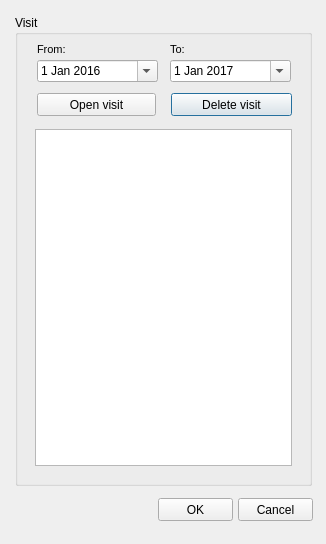
This is ui/visit_management.ui in Giswater/giswater_qgis_plugin as Qt 5 draws it before an edit. The edited form follows.
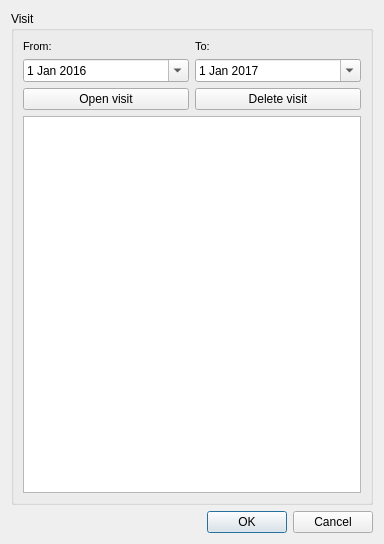
This is the edited form.

Commit message: GUI reorganization to be flexible and using standatd Dialog buttons

What changed in the file:
```diff
--- a/ui/visit_management.ui
+++ b/ui/visit_management.ui
@@ -6,80 +6,26 @@
    <rect>
     <x>0</x>
     <y>0</y>
-    <width>326</width>
+    <width>384</width>
     <height>544</height>
    </rect>
   </property>
   <property name="windowTitle">
    <string>Dialog</string>
   </property>
+  <layout class="QVBoxLayout" name="verticalLayout_4">
+   <item>
   <widget class="QGroupBox" name="groupBox">
-   <property name="geometry">
-    <rect>
-     <x>15</x>
-     <y>15</y>
-     <width>297</width>
-     <height>471</height>
-    </rect>
-   </property>
    <property name="title">
     <string>Visit</string>
    </property>
-   <widget class="QTableView" name="tbl_visit">
-    <property name="geometry">
-     <rect>
-      <x>20</x>
-      <y>114</y>
-      <width>257</width>
-      <height>337</height>
-     </rect>
-    </property>
-    <property name="sortingEnabled">
-     <bool>true</bool>
-    </property>
-   </widget>
-   <widget class="QPushButton" name="btn_delete">
-    <property name="geometry">
-     <rect>
-      <x>156</x>
-      <y>78</y>
-      <width>121</width>
-      <height>23</height>
-     </rect>
-    </property>
-    <property name="text">
-     <string>Delete visit</string>
-    </property>
-   </widget>
-   <widget class="QDateEdit" name="date_event_to">
-    <property name="geometry">
-     <rect>
-      <x>155</x>
-      <y>45</y>
-      <width>121</width>
-      <height>22</height>
-     </rect>
-    </property>
-    <property name="date">
-     <date>
-      <year>2017</year>
-      <month>1</month>
-      <day>1</day>
-     </date>
-    </property>
-    <property name="calendarPopup">
-     <bool>true</bool>
-    </property>
-   </widget>
+     <layout class="QVBoxLayout" name="verticalLayout_3">
+      <item>
+       <layout class="QHBoxLayout" name="horizontalLayout">
+        <item>
+         <layout class="QVBoxLayout" name="verticalLayout">
+          <item>
    <widget class="QLabel" name="label_data_event_from">
-    <property name="geometry">
-     <rect>
-      <x>22</x>
-      <y>23</y>
-      <width>90</width>
-      <height>22</height>
-     </rect>
-    </property>
     <property name="font">
      <font>
       <pointsize>8</pointsize>
@@ -107,15 +53,27 @@
      <number>3</number>
     </property>
    </widget>
+          </item>
+          <item>
+           <widget class="QDateEdit" name="date_event_from">
+            <property name="calendarPopup">
+             <bool>true</bool>
+            </property>
+            <property name="date">
+             <date>
+              <year>2016</year>
+              <month>1</month>
+              <day>1</day>
+             </date>
+            </property>
+           </widget>
+          </item>
+         </layout>
+        </item>
+        <item>
+         <layout class="QVBoxLayout" name="verticalLayout_2">
+          <item>
    <widget class="QLabel" name="label_data_event_to">
-    <property name="geometry">
-     <rect>
-      <x>155</x>
-      <y>23</y>
-      <width>31</width>
-      <height>22</height>
-     </rect>
-    </property>
     <property name="font">
      <font>
       <pointsize>8</pointsize>
@@ -140,66 +98,61 @@
      <number>3</number>
     </property>
    </widget>
-   <widget class="QDateEdit" name="date_event_from">
-    <property name="geometry">
-     <rect>
-      <x>22</x>
-      <y>45</y>
-      <width>121</width>
-      <height>22</height>
-     </rect>
+          </item>
+          <item>
+           <widget class="QDateEdit" name="date_event_to">
+            <property name="calendarPopup">
+             <bool>true</bool>
     </property>
     <property name="date">
      <date>
-      <year>2016</year>
+              <year>2017</year>
       <month>1</month>
       <day>1</day>
      </date>
     </property>
-    <property name="calendarPopup">
-     <bool>true</bool>
-    </property>
-   </widget>
+           </widget>
+          </item>
+         </layout>
+        </item>
+       </layout>
+      </item>
+      <item>
+       <layout class="QHBoxLayout" name="horizontalLayout_2">
+        <item>
    <widget class="QPushButton" name="btn_open">
-    <property name="geometry">
-     <rect>
-      <x>22</x>
-      <y>78</y>
-      <width>119</width>
-      <height>23</height>
-     </rect>
-    </property>
     <property name="text">
      <string>Open visit</string>
     </property>
    </widget>
-  </widget>
-  <widget class="QPushButton" name="btn_cancel">
-   <property name="geometry">
-    <rect>
-     <x>238</x>
-     <y>498</y>
-     <width>75</width>
-     <height>23</height>
-    </rect>
-   </property>
+        </item>
+        <item>
+         <widget class="QPushButton" name="btn_delete">
    <property name="text">
-    <string>Cancel</string>
-   </property>
-  </widget>
-  <widget class="QPushButton" name="btn_accept">
-   <property name="geometry">
-    <rect>
-     <x>158</x>
-     <y>498</y>
-     <width>75</width>
-     <height>23</height>
-    </rect>
-   </property>
-   <property name="text">
-    <string>OK</string>
-   </property>
-  </widget>
+           <string>Delete visit</string>
+          </property>
+         </widget>
+        </item>
+       </layout>
+      </item>
+      <item>
+       <widget class="QTableView" name="tbl_visit">
+        <property name="sortingEnabled">
+         <bool>true</bool>
+        </property>
+       </widget>
+      </item>
+     </layout>
+    </widget>
+   </item>
+   <item>
+    <widget class="QDialogButtonBox" name="btn_box">
+     <property name="standardButtons">
+      <set>QDialogButtonBox::Cancel|QDialogButtonBox::Ok</set>
+     </property>
+    </widget>
+   </item>
+  </layout>
  </widget>
  <resources/>
  <connections/>
```
Lines whose indentation alone changed are shown as unchanged. The commit also changes 1 other file.
